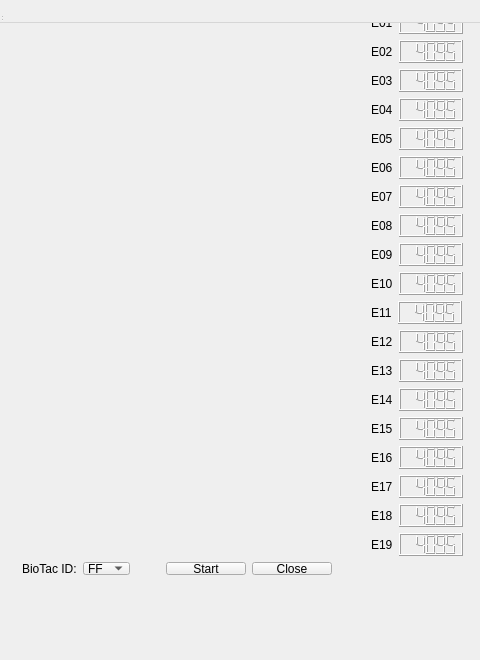
Above: sr_gui_biotac/uis/SrGuiBiotac.ui from shadow-robot/sr-visualization before the change. Below: the same form after it.
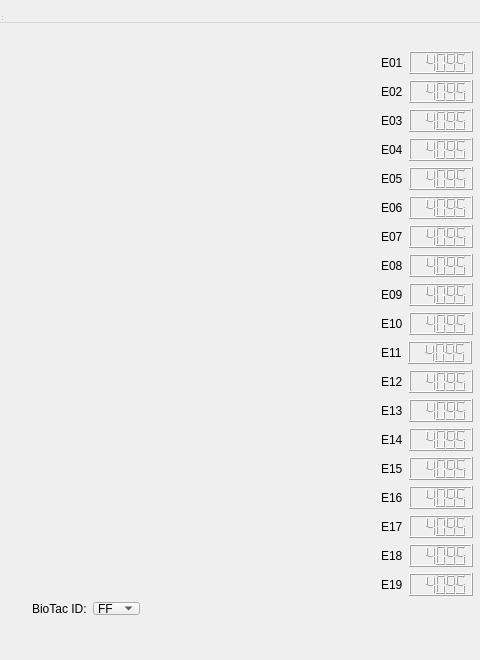
That is the form after the change.

Commit message: finally displaying correctly

What changed in the file:
```diff
--- a/sr_gui_biotac/uis/SrGuiBiotac.ui
+++ b/sr_gui_biotac/uis/SrGuiBiotac.ui
@@ -18,13 +18,21 @@
   <property name="windowTitle">
    <string>ROS BioTac GUI</string>
   </property>
-  <widget class="QWidget" name="centralWidget">
+  <widget class="QWidget" name="centralWidget" native="true">
+   <property name="geometry">
+    <rect>
+     <x>10</x>
+     <y>40</y>
+     <width>476</width>
+     <height>586</height>
+    </rect>
+   </property>
    <widget class="QWidget" name="layoutWidget">
     <property name="geometry">
      <rect>
       <x>360</x>
       <y>0</y>
-      <width>105</width>
+      <width>106</width>
       <height>585</height>
      </rect>
     </property>
@@ -416,7 +424,7 @@
      </item>
     </layout>
    </widget>
-   <widget class="QWidget" name="">
+   <widget class="QWidget" name="layoutWidget">
     <property name="geometry">
      <rect>
       <x>11</x>
@@ -492,22 +500,7 @@
       </spacer>
      </item>
      <item row="0" column="2">
-      <layout class="QGridLayout" name="gridLayout_2">
-       <item row="0" column="0">
-        <widget class="QPushButton" name="startButton">
-         <property name="text">
-          <string>Start</string>
-         </property>
-        </widget>
-       </item>
-       <item row="0" column="1">
-        <widget class="QPushButton" name="closeButton">
-         <property name="text">
-          <string>Close</string>
-         </property>
-        </widget>
-       </item>
-      </layout>
+      <layout class="QGridLayout" name="gridLayout_2"/>
      </item>
     </layout>
    </widget>
@@ -523,12 +516,14 @@
    </property>
   </widget>
   <widget class="QToolBar" name="mainToolBar">
-   <attribute name="toolBarArea">
-    <enum>TopToolBarArea</enum>
-   </attribute>
-   <attribute name="toolBarBreak">
-    <bool>false</bool>
-   </attribute>
+   <property name="geometry">
+    <rect>
+     <x>0</x>
+     <y>0</y>
+     <width>4</width>
+     <height>13</height>
+    </rect>
+   </property>
   </widget>
   <widget class="QStatusBar" name="statusBar"/>
  </widget>
```
Left out of the diff: 11 changed lines with no effect on the pictures. The commit also changes 1 other file.
